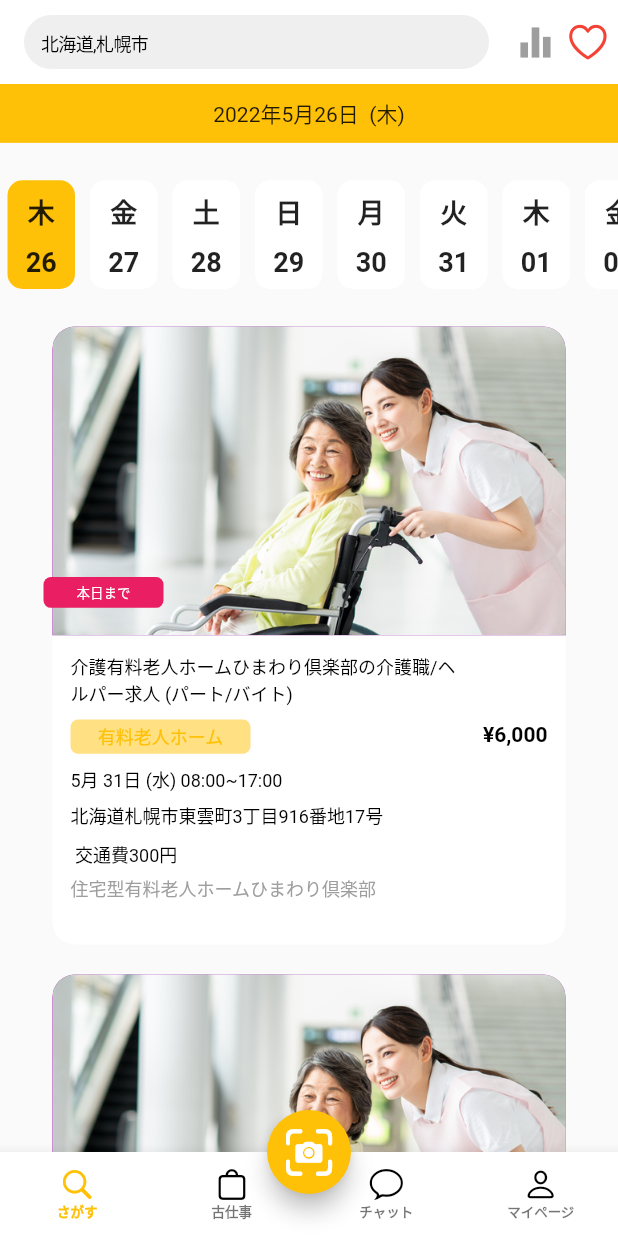
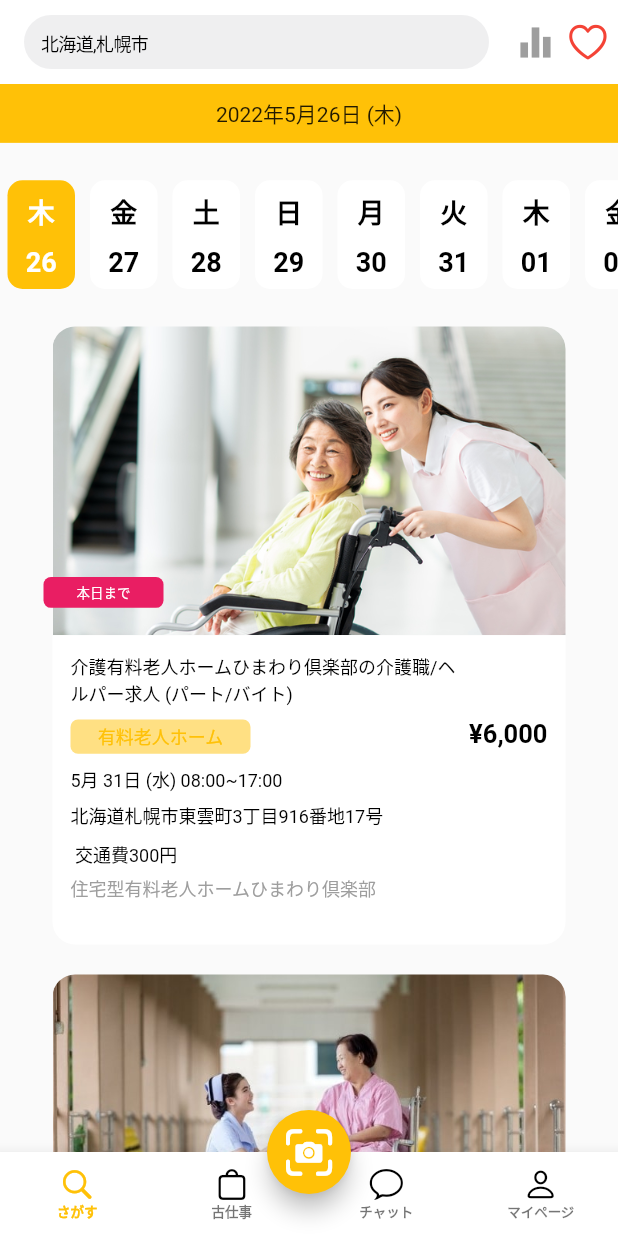
Before and after one commit to sanushcj/Jiitak-UI-Design-, a Flutter app: the screen it shows after launch, on a phone screen of 412 x 824 dp. Run offline on Flutter 3.47's test engine with Material 2 defaults, Android fonts, the light colour scheme and no system bars; our stand-ins replace get.

Commit message:
page two finished

```diff
--- a/lib/Color/colors.dart
+++ b/lib/Color/colors.dart
@@ -3,10 +3,14 @@ import 'package:flutter/material.dart';
 class Pallete {
   // COLORS
   static const Color yellow = Colors.amber;
-  static const Color purpleColor = Colors.purple;
+  static const Color lightpurple = Color.fromARGB(255, 184, 75, 203);
+  static const Color lightbluee = Color.fromARGB(255, 75, 75, 203);
+
   static const Color whiteColor = Colors.white;
   static const Color roseColor = Colors.pink;
   static const Color black = Colors.black;
+  static const Color orange = Colors.orange;
+
   static const Color greyColor = Colors.grey;
   static const Color redColor = Color.fromRGBO(255, 0, 0, 1);
 }
--- a/lib/Pages/uiOne.dart
+++ b/lib/Pages/uiOne.dart
@@ -1,4 +1,8 @@
+// ignore: file_names
+import 'package:flutter/cupertino.dart';
 import 'package:flutter/material.dart';
+import 'package:get/get.dart';
+import 'package:jiitak_ui_test/Pages/uitwo.dart';
 import 'package:jiitak_ui_test/constants/constants.dart';
 // import 'package:jiitak_ui_test/widgets/Page_One/Page_One/date_widget.dart'
 import 'package:jiitak_ui_test/widgets/Page_One/feed_tile.dart';
@@ -6,29 +10,29 @@ import '../widgets/Page_One/custom_appbar.dart';
 import '../widgets/Page_One/date_widget.dart';
 
 class HomePage extends StatelessWidget {
-  const HomePage({super.key});
+  const HomePage({
+    super.key,
+  });
 
   @override
   Widget build(BuildContext context) {
     return Scaffold(
       appBar: Custom_AppBar(),
-      body: SizedBox(
-        height: MediaQuery.of(context).size.height,
-        child: Column(children: [
+      body: Column(
+        children: [
           Container(
             alignment: Alignment.center,
             width: double.infinity,
             height: MediaQuery.of(context).size.height / 21,
             color: Colors.amber,
-            child: const Text('2022年5月26日  (木)'),
+            child: const Text('2022年5月26日 (木)'),
           ),
           Expanded(
-            child: ListView(
-              shrinkWrap: true,
-              scrollDirection: Axis.vertical,
+            child: SingleChildScrollView(
+              child: Column(
                 children: [
                   rrHeight20,
-                //Date
+                  // Date
                   SizedBox(
                     height: MediaQuery.of(context).size.height / 10,
                     child: ListView.separated(
@@ -41,43 +45,52 @@ class HomePage extends StatelessWidget {
                       itemBuilder: (context, index) => CalenderDateWidget(
                         newindex: index,
                         numDate: tempCalender[index]['japan'].toString(),
-                        japanDate: tempCalender[index]['Date'].toString()),
+                        japanDate: tempCalender[index]['Date'].toString(),
                       ),
                     ),
-                //FeedTile
-                SizedBox(
-                  child: Padding(
+                  ),
+                  // FeedTile
+                  Padding(
                     padding:
                         const EdgeInsets.only(left: 10, right: 10, top: 20),
-                    child: ListView.separated(
-                      shrinkWrap: true,
-                      itemBuilder: (context, index) => Feedtile(
+                    child: Column(
+                      children: List.generate(
+                        feedText.length,
+                        (index) => Column(
+                          children: [
+                            Feedtile(
+                              img: feedText[index]['img'].toString(),
                               titleOne: feedText[index]['title1'].toString(),
                               titleTwo: feedText[index]['title2'].toString(),
                               amount: feedText[index]['amount'].toString(),
                               titleThree: feedText[index]['title3'].toString(),
                               titleFour: feedText[index]['title4'].toString(),
                               titleFive: feedText[index]['title5'].toString(),
-                          titleSix: feedText[index]['title6'].toString()),
-                      separatorBuilder: (context, index) => rrHeight20,
-                      itemCount: feedText.length,
+                              titleSix: feedText[index]['title6'].toString(),
                             ),
-                    //
-                  ),
-                )
+                            if (index < feedText.length - 1) rrHeight20,
                           ],
                         ),
-          )
-        ]),
+                      ),
+                    ),
+                  ),
+                  Padding(
+                    padding: const EdgeInsets.all(8.0),
+                    child: ElevatedButton.icon(
+                        onPressed: () => Get.to(const UIPageTwo()),
+                        icon: const Icon(CupertinoIcons.arrow_right),
+                        label: const Text('Next UI')),
+                  ),
+                  rrHeight60
+                ],
+              ),
+            ),
+          ),
+        ],
       ),
     );
   }
-} //
-//
-//
-//
-//
-//
+}
 
 List<Map<String, String>> feedText = [
   {
@@ -88,6 +101,7 @@ List<Map<String, String>> feedText = [
     'title4': '北海道札幌市東雲町3丁目916番地17号',
     'title5': ' 交通費300円',
     'title6': '住宅型有料老人ホームひまわり倶楽部',
+    'img': 'assets/img/Careworker One.jpg'
   },
   {
     'title1': '介護有料老人ホームひまわり倶楽部の介護職/ヘ',
@@ -97,6 +111,7 @@ List<Map<String, String>> feedText = [
     'title4': '北海道札幌市東雲町3丁目916番地17号',
     'title5': ' 交通費300円',
     'title6': '住宅型有料老人ホームひまわり倶楽部',
+    'img': 'assets/img/nursing two.jpg'
   },
   {
     'title1': '介護有料老人ホームひまわり倶楽部の介護職/ヘ',
@@ -106,6 +121,7 @@ List<Map<String, String>> feedText = [
     'title4': '北海道札幌市東雲町3丁目916番地17号',
     'title5': ' 交通費300円',
     'title6': '住宅型有料老人ホームひまわり倶楽部',
+    'img': 'assets/img/care worker 3.jpg'
   },
   {
     'title1': '介護有料老人ホームひまわり倶楽部の介護職/ヘ',
@@ -115,6 +131,7 @@ List<Map<String, String>> feedText = [
     'title4': '北海道札幌市東雲町3丁目916番地17号',
     'title5': ' 交通費300円',
     'title6': '住宅型有料老人ホームひまわり倶楽部',
+    'img': 'assets/img/Careworker One.jpg'
   },
   {
     'title1': '介護有料老人ホームひまわり倶楽部の介護職/ヘ',
@@ -124,6 +141,7 @@ List<Map<String, String>> feedText = [
     'title4': '北海道札幌市東雲町3丁目916番地17号',
     'title5': ' 交通費300円',
     'title6': '住宅型有料老人ホームひまわり倶楽部',
+    'img': 'assets/img/Careworker One.jpg'
   },
   {
     'title1': '介護有料老人ホームひまわり倶楽部の介護職/ヘ',
@@ -133,6 +151,7 @@ List<Map<String, String>> feedText = [
     'title4': '北海道札幌市東雲町3丁目916番地17号',
     'title5': ' 交通費300円',
     'title6': '住宅型有料老人ホームひまわり倶楽部',
+    'img': 'assets/img/Careworker One.jpg'
   },
 ];
 
--- a/lib/main.dart
+++ b/lib/main.dart
@@ -1,6 +1,7 @@
 import 'package:flutter/material.dart';
 // import 'package:jiitak_ui_test/Pages/uione.dart';
 import 'bottom_nav bar/custombottomnavbar.dart';
+import 'package:get/get.dart';
 
 void main() {
   runApp(const MyApp());
@@ -11,7 +12,7 @@ class MyApp extends StatelessWidget {
 
   @override
   Widget build(BuildContext context) {
-    return MaterialApp(
+    return GetMaterialApp(
       title: "Jiitak UI",
       debugShowCheckedModeBanner: false,
       home: ScreenNavigation(),
--- a/lib/widgets/Page_One/date_widget.dart
+++ b/lib/widgets/Page_One/date_widget.dart
@@ -27,11 +27,16 @@ class CalenderDateWidget extends StatelessWidget {
         mainAxisAlignment: MainAxisAlignment.center,
         children: [
           Text(numDate,
-              style:
-                  const TextStyle(fontWeight: FontWeight.bold, fontSize: 18)),
+              style: TextStyle(
+                  color: newindex == 0 ? Pallete.whiteColor : Pallete.black,
+                  fontWeight: FontWeight.bold,
+                  fontSize: 18)),
           rrHeight10,
           Text(japanDate,
-              style: const TextStyle(fontWeight: FontWeight.bold, fontSize: 18))
+              style: TextStyle(
+                  color: newindex == 0 ? Pallete.whiteColor : Pallete.black,
+                  fontWeight: FontWeight.bold,
+                  fontSize: 18))
         ],
       ),
     );
--- a/lib/widgets/Page_One/feed_tile.dart
+++ b/lib/widgets/Page_One/feed_tile.dart
@@ -10,7 +10,8 @@ class Feedtile extends StatelessWidget {
       required this.titleThree,
       required this.titleFour,
       required this.titleFive,
-      required this.titleSix});
+      required this.titleSix,
+      required this.img});
 
   final String titleOne;
   final String titleTwo;
@@ -19,10 +20,12 @@ class Feedtile extends StatelessWidget {
   final String titleFour;
   final String titleFive;
   final String titleSix;
+  final String img;
 
   @override
   Widget build(BuildContext context) {
     return Container(
+      // color: Pallete.black,
       padding: const EdgeInsets.only(
         left: 25,
         right: 25,
@@ -36,14 +39,13 @@ class Feedtile extends StatelessWidget {
             Container(
               height: MediaQuery.sizeOf(context).height / 4,
               width: double.infinity,
-              decoration: const BoxDecoration(
-                image: DecorationImage(
-                    image: AssetImage('assets/img/Careworker One.jpg'),
-                    fit: BoxFit.cover),
-                borderRadius: BorderRadius.only(
+              decoration: BoxDecoration(
+                image:
+                    DecorationImage(image: AssetImage(img), fit: BoxFit.cover),
+                borderRadius: const BorderRadius.only(
                     topLeft: Radius.circular(15),
                     topRight: Radius.circular(15)),
-                color: Pallete.purpleColor,
+                // color: Pallete.lightpurple,
               ),
             ),
             Positioned(
@@ -116,6 +118,7 @@ class Feedtile extends StatelessWidget {
                         Text(
                           amount,
                           style: const TextStyle(
+                              fontSize: 17,
                               color: Pallete.black,
                               fontWeight: FontWeight.bold),
                         )
```
Also changed, not shown: lib/Pages/uithree.dart (added, +12 -0 lines), lib/Pages/uitwo.dart (added, +59 -0 lines), lib/widgets/Page_Two/appbar_two.dart (added, +38 -0 lines), lib/widgets/Page_Two/curved_stack.dart (added, +66 -0 lines), lib/widgets/Page_Two/first_two_text_widget.dart (added, +52 -0 lines), lib/widgets/Page_Two/scrren_two_tile.dart (added, +41 -0 lines), lib/widgets/Page_Two/tick_container.dart (added, +42 -0 lines). Lines whose indentation alone changed are shown as unchanged.
